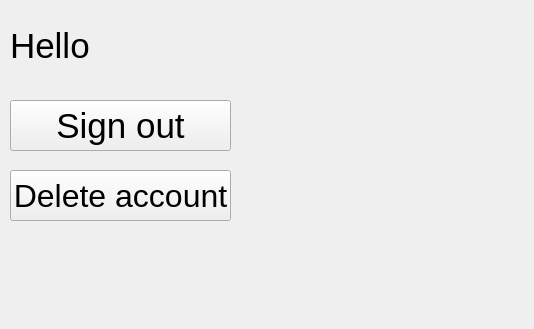
Before: the Qt Designer form userpage.ui in YuriyKabanenko/qt-firebase, drawn with Qt 5.
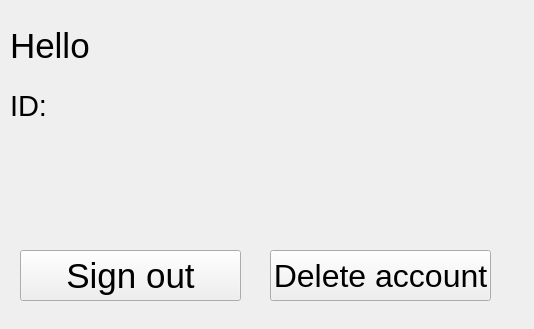
After: the same form once the commit is applied.

Commit message: add deleting user

The edit to the form file:
```diff
--- a/userpage.ui
+++ b/userpage.ui
@@ -34,8 +34,8 @@
   <widget class="QPushButton" name="signOutButton">
    <property name="geometry">
     <rect>
-     <x>10</x>
-     <y>100</y>
+     <x>20</x>
+     <y>250</y>
      <width>221</width>
      <height>51</height>
     </rect>
@@ -52,8 +52,8 @@
   <widget class="QPushButton" name="deleteAccountbutton">
    <property name="geometry">
     <rect>
-     <x>10</x>
-     <y>170</y>
+     <x>270</x>
+     <y>250</y>
      <width>221</width>
      <height>51</height>
     </rect>
@@ -67,6 +67,24 @@
     <string>Delete account</string>
    </property>
   </widget>
+  <widget class="QLabel" name="label_2">
+   <property name="geometry">
+    <rect>
+     <x>10</x>
+     <y>70</y>
+     <width>521</width>
+     <height>71</height>
+    </rect>
+   </property>
+   <property name="font">
+    <font>
+     <pointsize>22</pointsize>
+    </font>
+   </property>
+   <property name="text">
+    <string>ID:</string>
+   </property>
+  </widget>
  </widget>
  <resources/>
  <connections/>
```
The commit also changes 2 other files.
